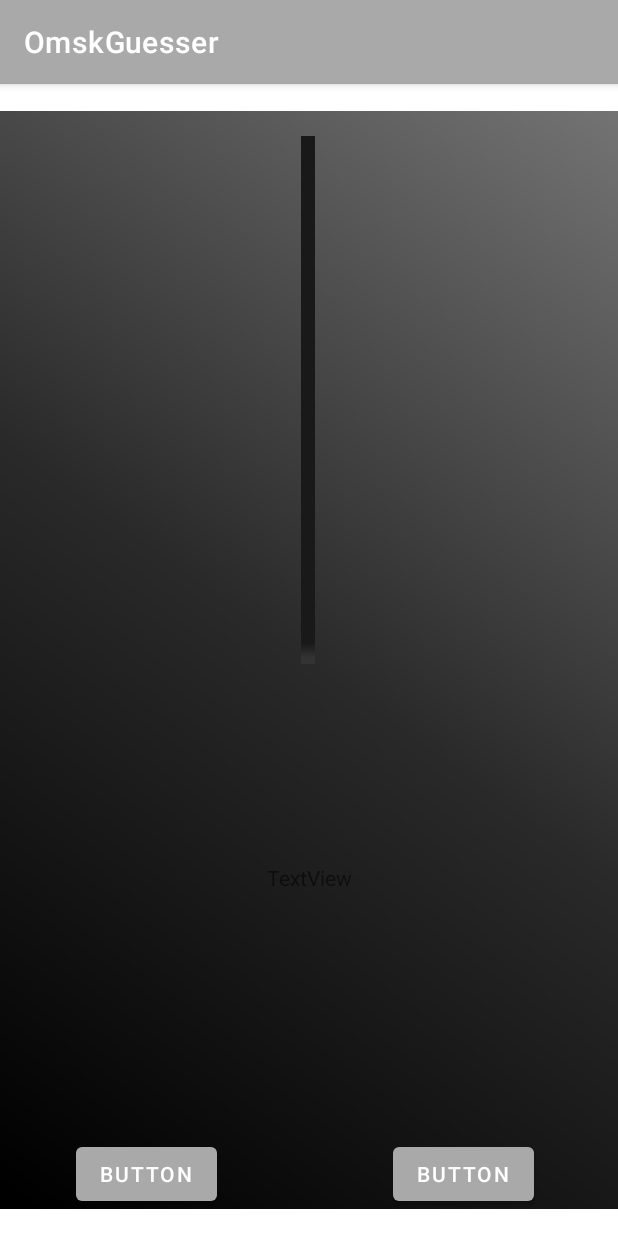
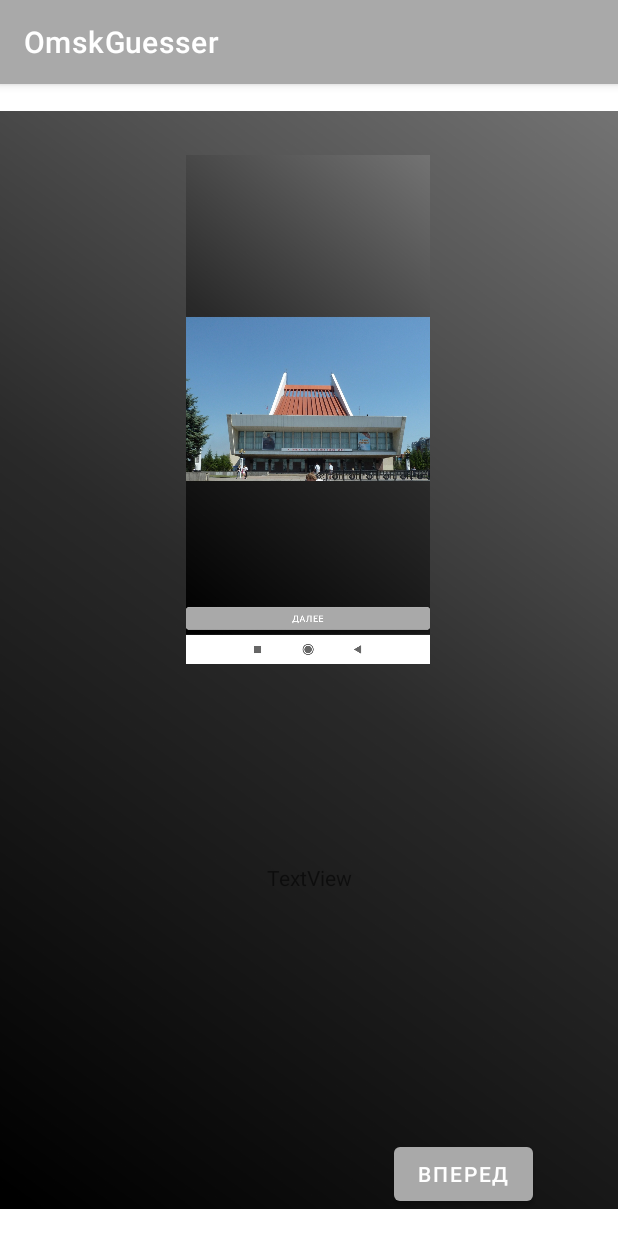
Before and after one commit to IlSand-dev/OmskGuesser, an Android app: the InstructionActivity screen opened directly, with no data from a screen before it, on a phone screen of 412 x 824 dp. Run offline under Robolectric (Android 15) with nearby library versions, the phone set to English and light mode, and no system bars; 1 statement that could not run was skipped.

Commit message:
started adding instructions

```diff
--- a/app/src/main/java/ru/fcfts/omskguesser/InstructionActivity.java
+++ b/app/src/main/java/ru/fcfts/omskguesser/InstructionActivity.java
@@ -1,14 +1,74 @@
 package ru.fcfts.omskguesser;
 
 import androidx.appcompat.app.AppCompatActivity;
+import androidx.core.content.res.ResourcesCompat;
 
+import android.content.Intent;
+import android.content.res.Resources;
 import android.os.Bundle;
+import android.view.View;
+import android.widget.Button;
+import android.widget.ImageView;
+import android.widget.TextView;
 
-public class InstructionActivity extends AppCompatActivity {
+public class InstructionActivity extends AppCompatActivity implements View.OnClickListener {
+    private int screen = 0;
+    private final int[] imageIds = new int[]{R.drawable.instruction};
+    private String[] texts;
+
+    private Resources res;
+
+    private ImageView instructionImage;
+    private TextView instructionText;
+    private Button nextButton;
+    private Button previousButton;
 
     @Override
     protected void onCreate(Bundle savedInstanceState) {
         super.onCreate(savedInstanceState);
         setContentView(R.layout.activity_instruction);
+
+       nextButton = (Button) findViewById(R.id.nextButton);
+       previousButton = (Button) findViewById(R.id.previousButton);
+
+       previousButton.setVisibility(View.GONE);
+
+       nextButton.setOnClickListener(this);
+       previousButton.setOnClickListener(this);
+       res = getResources();
+       texts = new String[]{getString(R.string.instruction)};
+       instructionImage = (ImageView) findViewById(R.id.instructionImage);
+       instructionImage.setImageDrawable(ResourcesCompat.getDrawable(res, imageIds[screen], null));
+       instructionText.setText(texts[screen]);
+    }
+
+    @Override
+    public void onClick(View v){
+        switch (v.getId()){
+            case R.id.nextButton:
+                screen++;
+                if (screen == imageIds.length-1){
+                    nextButton.setText("Попробовать");
+                }else if(screen == imageIds.length){
+                    Intent intent = new Intent(this, SightActivity.class);
+                    startActivity(intent);
+                    break;
+                }
+                previousButton.setVisibility(View.VISIBLE);
+                instructionImage.setImageDrawable(ResourcesCompat.getDrawable(res, imageIds[screen], null));
+                instructionText.setText(texts[screen]);
+                break;
+            case R.id.previousButton:
+                screen--;
+                if (screen == 0){
+                    previousButton.setVisibility(View.GONE);
+                    instructionImage.setImageDrawable(ResourcesCompat.getDrawable(res, imageIds[screen], null));
+                    instructionText.setText(texts[screen]);
+                }
+                nextButton.setText("Далее");
+                break;
+            default:
+                break;
+        }
     }
 }
--- a/app/src/main/res/layout/activity_instruction.xml
+++ b/app/src/main/res/layout/activity_instruction.xml
@@ -7,10 +7,10 @@
     tools:context=".InstructionActivity">
 
     <Button
-        android:id="@+id/button2"
+        android:id="@+id/previousButton"
         android:layout_width="wrap_content"
         android:layout_height="wrap_content"
-        android:text="Button"
+        android:text="Назад"
         app:layout_constraintBottom_toBottomOf="parent"
         app:layout_constraintEnd_toEndOf="parent"
         app:layout_constraintHorizontal_bias="0.16"
@@ -19,10 +19,10 @@
         app:layout_constraintVertical_bias="0.976" />
 
     <Button
-        android:id="@+id/button"
+        android:id="@+id/nextButton"
         android:layout_width="wrap_content"
         android:layout_height="wrap_content"
-        android:text="Button"
+        android:text="Вперед"
         app:layout_constraintBottom_toBottomOf="parent"
         app:layout_constraintEnd_toEndOf="parent"
         app:layout_constraintHorizontal_bias="0.823"
--- a/app/src/main/res/layout/activity_main.xml
+++ b/app/src/main/res/layout/activity_main.xml
@@ -48,7 +48,7 @@
         />
 
     <Button
-        android:id="@+id/instruction"
+        android:id="@+id/instructionButton"
         android:layout_width="wrap_content"
         android:layout_height="wrap_content"
         android:text="Инструкция"
--- a/app/src/main/res/values/strings.xml
+++ b/app/src/main/res/values/strings.xml
@@ -15,4 +15,5 @@
     <string name="kondr_museum_fact">Кондратий Белов — сибирский художник-пейзажист, проживший в Омске большую часть своей жизни. Музей Белова открылся в 1991 году, уже после кончины мастера. Но здание для своего музея художник выбрал сам. Экспозиция разместилась в уютном старинном особняке на улице Валиханова, являющемся памятником деревянного зодчества начала XX столетия. В коллекции музея представлены живописные и графические работы Кондратия Белова и других сибирских пейзажистов.</string>
     <string name="mother_fact">Скульптура Мать-Сибирячки является частью огромного мемориального комплекса Победы в омском парке. Она появилась в 1975 году. Автором проекта выступил местный скульптор Д.Б. Рябичев. Монумент был создан в честь рязанцев тружеников тыла. В основном ими были женщины, которые трудились не покладая рук, только чтобы их родственники поскорее вернулись с фронта.</string>
     <string name="arlekin_theater_fact">Это один из старейших кукольных театров в стране. Его основали в 1936 году. Спектакли театра ориентированы на детей разных возрастов, начиная с 2 лет. Также в репертуаре присутствуют постановки для взрослых. Некоторые спектакли были удостоены призов и наград на российских и международных фестивалях, в том числе «Золотой маски».</string>
+    <string name="instruction">Добро пожаловать в \"Узнай Омск!\" Эта игра проверит твори знания о нашем любимом городе Омске. При начале игры ты видишь перед собой одну из достопримечательностей города. Когда вспомнишь, где она находится нажимай \"Далее\"</string>
 </resources>
```
Also changed, not shown: app/src/main/java/ru/fcfts/omskguesser/MainActivity.java (+8 -0 lines), app/src/main/res/drawable/instruction.png (added).
